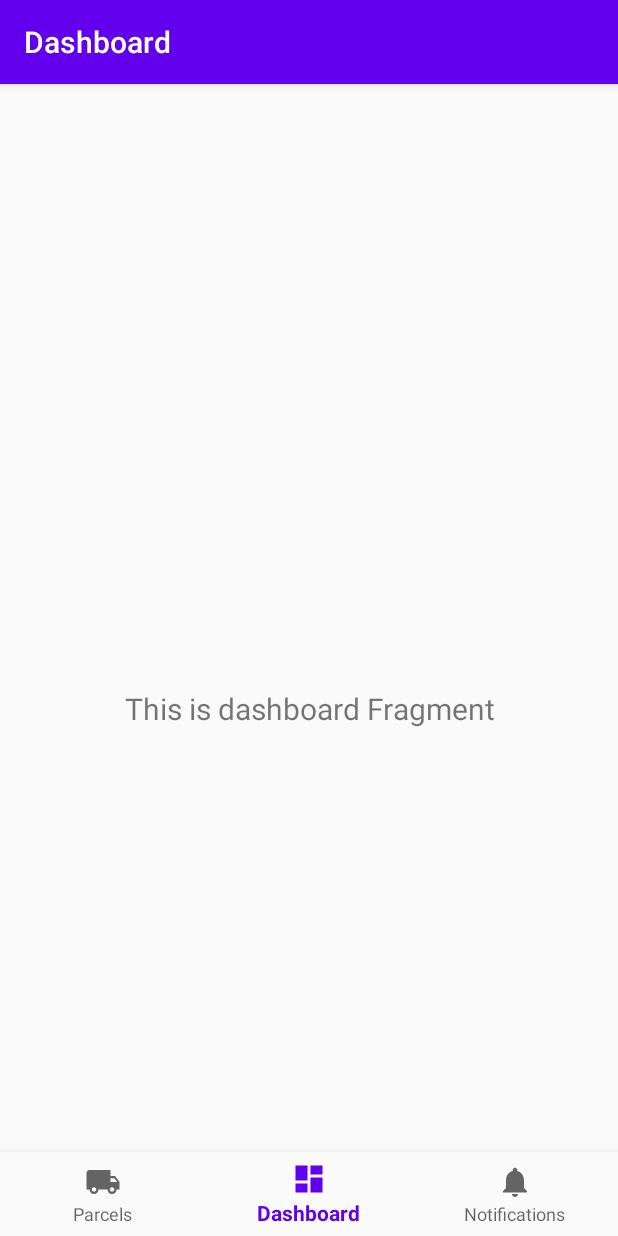
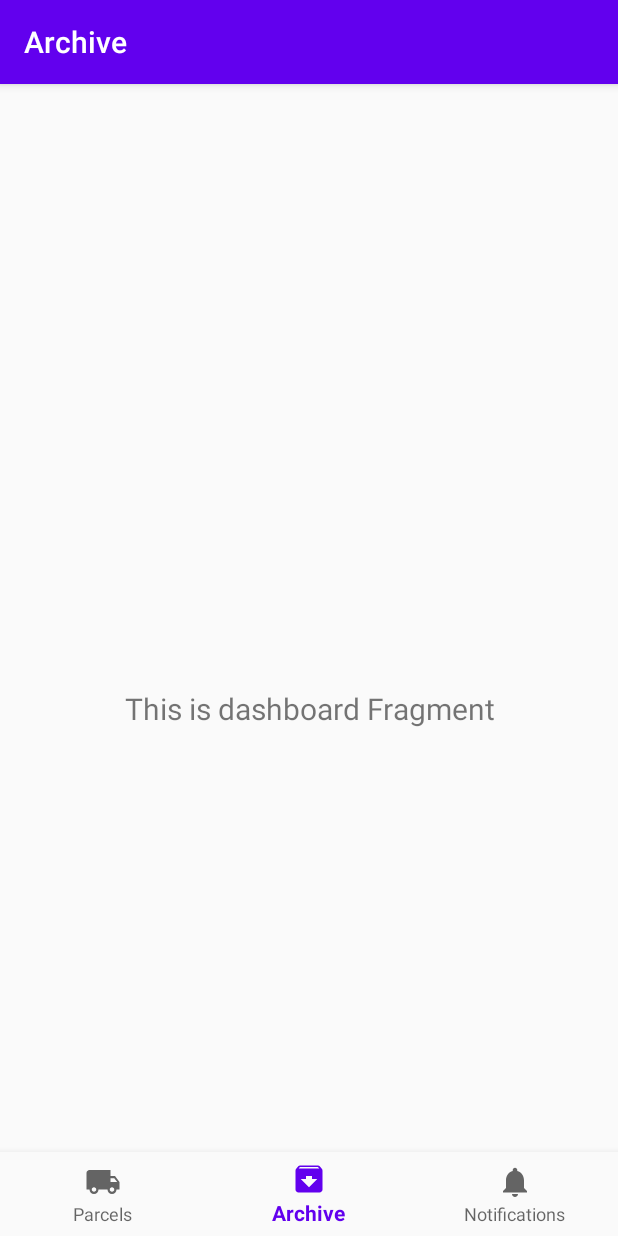
Before and after one commit to outlying/paczka, an Android app: the screen it shows after launch (MainActivity), item 2 of the bottom bar chosen, on a phone screen of 412 x 824 dp. Run offline under Robolectric (Android 15) with nearby library versions, the phone set to English and light mode, and no system bars; our stand-ins replace navigation-ui.

```diff
--- /dev/null
+++ b/app/src/main/res/drawable/ic_archive_black_24dp.xml
@@ -0,0 +1,9 @@
+<vector xmlns:android="http://schemas.android.com/apk/res/android"
+        android:width="24dp"
+        android:height="24dp"
+        android:viewportWidth="24.0"
+        android:viewportHeight="24.0">
+    <path
+        android:fillColor="#FF000000"
+        android:pathData="M20.54,5.23l-1.39,-1.68C18.88,3.21 18.47,3 18,3H6c-0.47,0 -0.88,0.21 -1.16,0.55L3.46,5.23C3.17,5.57 3,6.02 3,6.5V19c0,1.1 0.9,2 2,2h14c1.1,0 2,-0.9 2,-2V6.5c0,-0.48 -0.17,-0.93 -0.46,-1.27zM12,17.5L6.5,12H10v-2h4v2h3.5L12,17.5zM5.12,5l0.81,-1h12l0.94,1H5.12z"/>
+</vector>
--- a/app/src/main/res/menu/bottom_nav_menu.xml
+++ b/app/src/main/res/menu/bottom_nav_menu.xml
@@ -8,8 +8,8 @@
 
     <item
             android:id="@+id/navigation_dashboard"
-            android:icon="@drawable/ic_dashboard_black_24dp"
-            android:title="@string/title_dashboard" />
+            android:icon="@drawable/ic_archive_black_24dp"
+            android:title="@string/title_archive" />
 
     <item
             android:id="@+id/navigation_notifications"
--- a/app/src/main/res/navigation/mobile_navigation.xml
+++ b/app/src/main/res/navigation/mobile_navigation.xml
@@ -14,7 +14,7 @@
     <fragment
             android:id="@+id/navigation_dashboard"
             android:name="com.antyzero.paczka.app.ui.screen.dashboard.DashboardFragment"
-            android:label="@string/title_dashboard"
+            android:label="@string/title_archive"
             tools:layout="@layout/fragment_dashboard" />
 
     <fragment
--- a/app/src/main/res/values/strings.xml
+++ b/app/src/main/res/values/strings.xml
@@ -1,6 +1,3 @@
 <resources>
     <string name="app_name">Paczka</string>
-
-    <string name="title_dashboard">Dashboard</string>
-    <string name="title_notifications">Notifications</string>
 </resources>
--- a/app/src/main/res/values/translations.xml
+++ b/app/src/main/res/values/translations.xml
@@ -1,9 +1,6 @@
 <?xml version="1.0" encoding="utf-8"?>
 <resources>
-
-    <string name="title_parcels">@string/parcels</string>
-
-    <string name="parcels">Parcels</string>
-
-
+    <string name="title_parcels">Parcels</string>
+    <string name="title_archive">Archive</string>
+    <string name="title_notifications">Notifications</string>
 </resources>
--- /dev/null
+++ b/core/build.gradle
@@ -0,0 +1 @@
+apply from: rootProject.file("./gradle/module-java.gradle")
--- /dev/null
+++ b/core/src/main/java/com/antyzero/paczka/core/Paczka.kt
@@ -0,0 +1,4 @@
+package com.antyzero.paczka.app.core
+
+class Paczka {
+}
--- /dev/null
+++ b/core/src/main/java/com/antyzero/paczka/core/model/Step.kt
@@ -0,0 +1,11 @@
+package com.antyzero.paczka.core.model
+
+/**
+ * Representing single step in parcel history
+ *
+ * Notes:
+ *
+ * DPD - date, hour, description, department
+ */
+class Step {
+}
--- /dev/null
+++ b/core/src/main/java/com/antyzero/paczka/core/tracker/HistoryReader.kt
@@ -0,0 +1,8 @@
+package com.antyzero.paczka.core.tracker
+
+import com.antyzero.paczka.core.model.Step
+
+interface HistoryReader {
+
+    fun steps(input: String): List<Step>
+}
--- /dev/null
+++ b/core/src/main/java/com/antyzero/paczka/core/tracker/Tracker.kt
@@ -0,0 +1,6 @@
+package com.antyzero.paczka.core.tracker
+
+interface Tracker {
+
+
+}
--- a/settings.gradle
+++ b/settings.gradle
@@ -3,3 +3,5 @@ include ':app'
 include ':app-core'
 include ':app-usecases'
 include ':app-viewmodels'
+
+include ':core'
```
Also changed, not shown: 2 other files.
